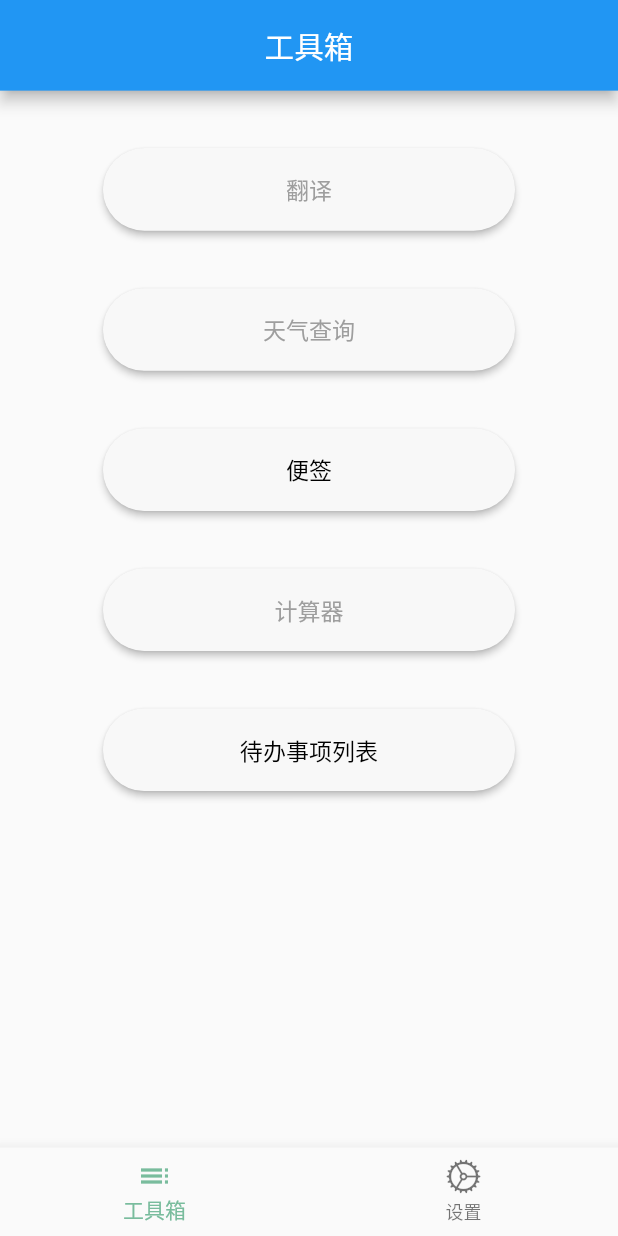
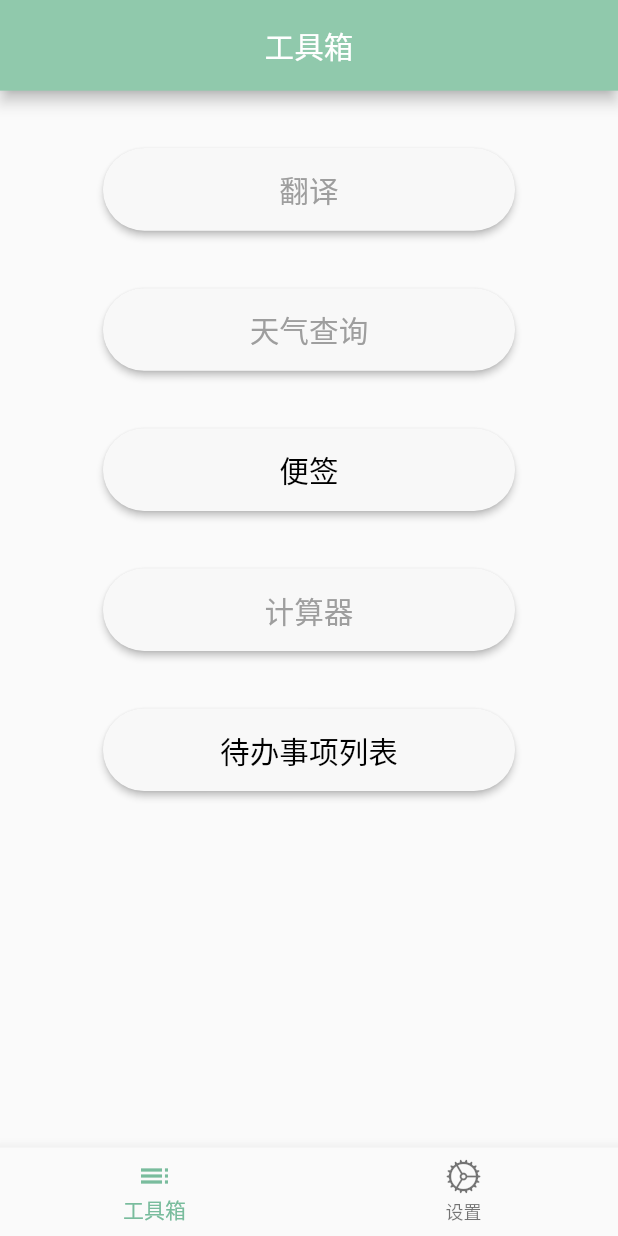
Before and after one commit to path-yu/simple_app, a Flutter app: the screen it shows after launch, on a phone screen of 412 x 824 dp. Run offline on Flutter 3.47's test engine with Material 2 defaults, Android fonts, the phone set to English and light mode, and no system bars; our stand-ins replace date_format, flutter_local_notifications, flutter_screenutil, flutter_slidable, fluttertoast, permission_handler and 2 more; missing offline and left inert: back_button_interceptor, quill_delta, zefyr; accounts and stored records are empty.

Commit message:
修改导航栏配色

```diff
--- a/lib/components/base/build_base_app_bar.dart
+++ b/lib/components/base/build_base_app_bar.dart
@@ -1,5 +1,8 @@
 import 'package:flutter/material.dart';
 import 'package:flutter_screenutil/flutter_screenutil.dart';
+import "package:provider/provider.dart";
+import 'package:simple_app/main.dart';
+import 'package:simple_app/provider/current_theme.dart';
 
 // 基础Appbar
 AppBar buildBaseAppBar(String title, {Widget? leading, List<Widget>? action}) {
@@ -7,6 +10,11 @@ AppBar buildBaseAppBar(String title, {Widget? leading, List<Widget>? action}) {
     toolbarHeight: ScreenUtil().setSp(55),
     leading: leading,
     actions: action,
+    // 144,201,173 23,61,44 const Color.fromRGBO(144, 201, 172, 1),
+    backgroundColor:
+        navigatorKey.currentState!.context.watch<CurrentTheme>().isNightMode
+            ? const Color.fromRGBO(23, 61, 44, 1)
+            : const Color.fromRGBO(144, 201, 172, 1),
     title: Text(
       title,
       style: TextStyle(fontSize: ScreenUtil().setSp(18)),
--- a/lib/page/tool_kit_page.dart
+++ b/lib/page/tool_kit_page.dart
@@ -58,9 +58,7 @@ class _ToolKitPageState extends State<ToolKitPage> {
     );
     return Scaffold(
         appBar: buildBaseAppBar(S.of(context).toolKit),
-        body: Container(
-          // color: Colors.blue.shade300,
-          child: ListView(
+        body: ListView(
           physics: const BouncingScrollPhysics(
               parent: AlwaysScrollableScrollPhysics()),
           children: toolList.map((e) {
@@ -91,7 +89,7 @@ class _ToolKitPageState extends State<ToolKitPage> {
                           child: Text(
                             "${e['label']}",
                             style: TextStyle(
-                                  fontSize: ScreenUtil().setSp(14),
+                                fontSize: ScreenUtil().setSp(18),
                                 color: buttonTextColor),
                           ),
                         )),
@@ -100,7 +98,6 @@ class _ToolKitPageState extends State<ToolKitPage> {
               ),
             );
           }).toList(),
-          ),
         ));
   }
 }
```
Lines whose indentation alone changed are shown as unchanged.
